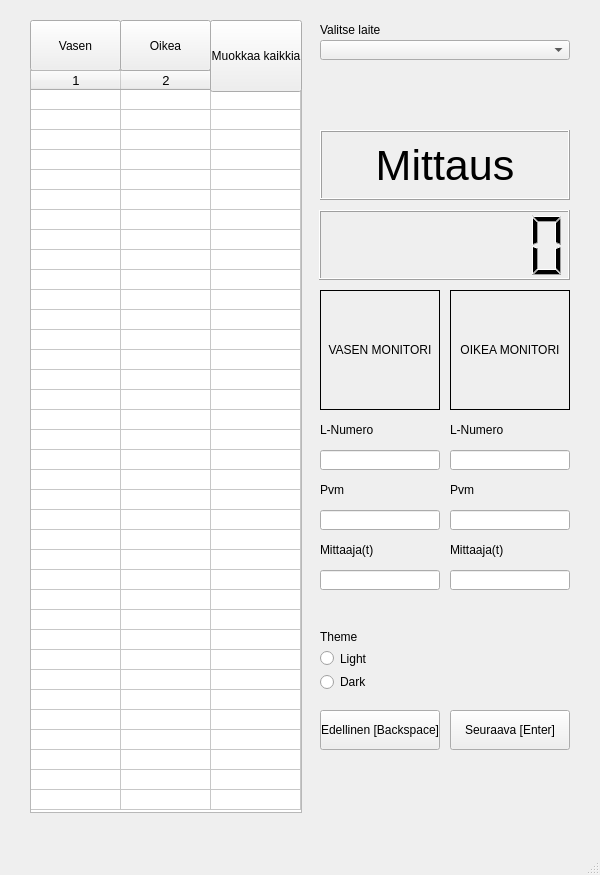
First picture: the form in ui.ui, repository cyanidesayonara/monitorimittari, before the edit.
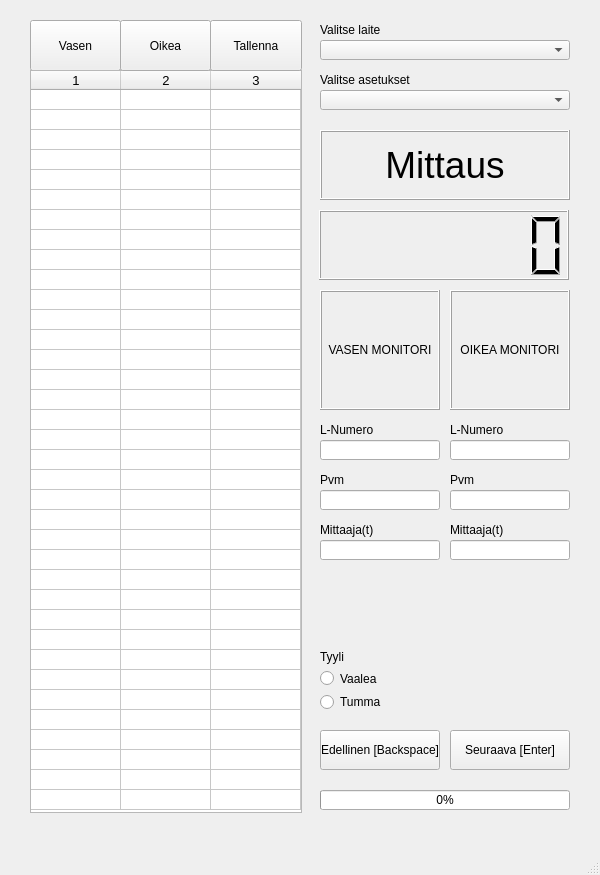
Second picture: the form after the edit.

```diff
--- a/ui.ui
+++ b/ui.ui
@@ -18,7 +18,7 @@
     <property name="geometry">
      <rect>
       <x>320</x>
-      <y>710</y>
+      <y>730</y>
       <width>120</width>
       <height>40</height>
      </rect>
@@ -31,7 +31,7 @@
     <property name="geometry">
      <rect>
       <x>450</x>
-      <y>710</y>
+      <y>730</y>
       <width>120</width>
       <height>40</height>
      </rect>
@@ -68,7 +68,7 @@
      <rect>
       <x>319</x>
       <y>210</y>
-      <width>251</width>
+      <width>250</width>
       <height>70</height>
      </rect>
     </property>
@@ -96,7 +96,7 @@
     </property>
     <property name="font">
      <font>
-      <pointsize>32</pointsize>
+      <pointsize>28</pointsize>
      </font>
     </property>
     <property name="frameShape">
@@ -203,7 +203,7 @@
     <property name="geometry">
      <rect>
       <x>320</x>
-      <y>450</y>
+      <y>440</y>
       <width>120</width>
       <height>20</height>
      </rect>
@@ -213,7 +213,7 @@
     <property name="geometry">
      <rect>
       <x>450</x>
-      <y>450</y>
+      <y>440</y>
       <width>120</width>
       <height>20</height>
      </rect>
@@ -231,6 +231,9 @@
     <property name="frameShape">
      <enum>QFrame::Box</enum>
     </property>
+    <property name="frameShadow">
+     <enum>QFrame::Raised</enum>
+    </property>
     <property name="text">
      <string>VASEN MONITORI</string>
     </property>
@@ -250,6 +253,9 @@
     <property name="frameShape">
      <enum>QFrame::Box</enum>
     </property>
+    <property name="frameShadow">
+     <enum>QFrame::Raised</enum>
+    </property>
     <property name="text">
      <string>OIKEA MONITORI</string>
     </property>
@@ -287,7 +293,7 @@
     <property name="geometry">
      <rect>
       <x>450</x>
-      <y>480</y>
+      <y>470</y>
       <width>120</width>
       <height>20</height>
      </rect>
@@ -300,7 +306,7 @@
     <property name="geometry">
      <rect>
       <x>320</x>
-      <y>510</y>
+      <y>490</y>
       <width>120</width>
       <height>20</height>
      </rect>
@@ -310,7 +316,7 @@
     <property name="geometry">
      <rect>
       <x>450</x>
-      <y>510</y>
+      <y>490</y>
       <width>120</width>
       <height>20</height>
      </rect>
@@ -320,7 +326,7 @@
     <property name="geometry">
      <rect>
       <x>320</x>
-      <y>480</y>
+      <y>470</y>
       <width>120</width>
       <height>20</height>
      </rect>
@@ -333,7 +339,7 @@
     <property name="geometry">
      <rect>
       <x>320</x>
-      <y>540</y>
+      <y>520</y>
       <width>120</width>
       <height>20</height>
      </rect>
@@ -346,7 +352,7 @@
     <property name="geometry">
      <rect>
       <x>450</x>
-      <y>540</y>
+      <y>520</y>
       <width>120</width>
       <height>20</height>
      </rect>
@@ -359,7 +365,7 @@
     <property name="geometry">
      <rect>
       <x>320</x>
-      <y>570</y>
+      <y>540</y>
       <width>120</width>
       <height>20</height>
      </rect>
@@ -369,7 +375,7 @@
     <property name="geometry">
      <rect>
       <x>450</x>
-      <y>570</y>
+      <y>540</y>
       <width>120</width>
       <height>20</height>
      </rect>
@@ -379,7 +385,7 @@
     <property name="geometry">
      <rect>
       <x>320</x>
-      <y>630</y>
+      <y>650</y>
       <width>121</width>
       <height>61</height>
      </rect>
@@ -388,21 +394,21 @@
      <item>
       <widget class="QLabel" name="themeLabel">
        <property name="text">
-        <string>Theme</string>
+        <string>Tyyli</string>
        </property>
       </widget>
      </item>
      <item>
       <widget class="QRadioButton" name="lightThemeButton">
        <property name="text">
-        <string>Light</string>
+        <string>Vaalea</string>
        </property>
       </widget>
      </item>
      <item>
       <widget class="QRadioButton" name="darkThemeButton">
        <property name="text">
-        <string>Dark</string>
+        <string>Tumma</string>
        </property>
       </widget>
      </item>
@@ -520,6 +526,9 @@
     <property name="text">
      <string>Oikea</string>
     </property>
+    <property name="checkable">
+     <bool>true</bool>
+    </property>
    </widget>
    <widget class="QPushButton" name="rightMonitorSelect_2">
     <property name="geometry">
@@ -527,11 +536,47 @@
       <x>210</x>
       <y>20</y>
       <width>92</width>
-      <height>72</height>
+      <height>51</height>
      </rect>
     </property>
     <property name="text">
-     <string>Muokkaa kaikkia</string>
+     <string>Tallenna</string>
+    </property>
+   </widget>
+   <widget class="QProgressBar" name="progressBar">
+    <property name="geometry">
+     <rect>
+      <x>320</x>
+      <y>790</y>
+      <width>250</width>
+      <height>20</height>
+     </rect>
+    </property>
+    <property name="value">
+     <number>0</number>
+    </property>
+   </widget>
+   <widget class="QLabel" name="settingsBoxLabel">
+    <property name="geometry">
+     <rect>
+      <x>320</x>
+      <y>70</y>
+      <width>260</width>
+      <height>20</height>
+     </rect>
+    </property>
+    <property name="text">
+     <string>Valitse asetukset</string>
+    </property>
+   </widget>
+   <widget class="QComboBox" name="settingsBox">
+    <property name="geometry">
+     <rect>
+      <x>320</x>
+      <y>90</y>
+      <width>250</width>
+      <height>20</height>
+     </rect>
     </property>
    </widget>
   </widget>
```
Left out of the diff: 13 changed lines with no effect on the pictures.
